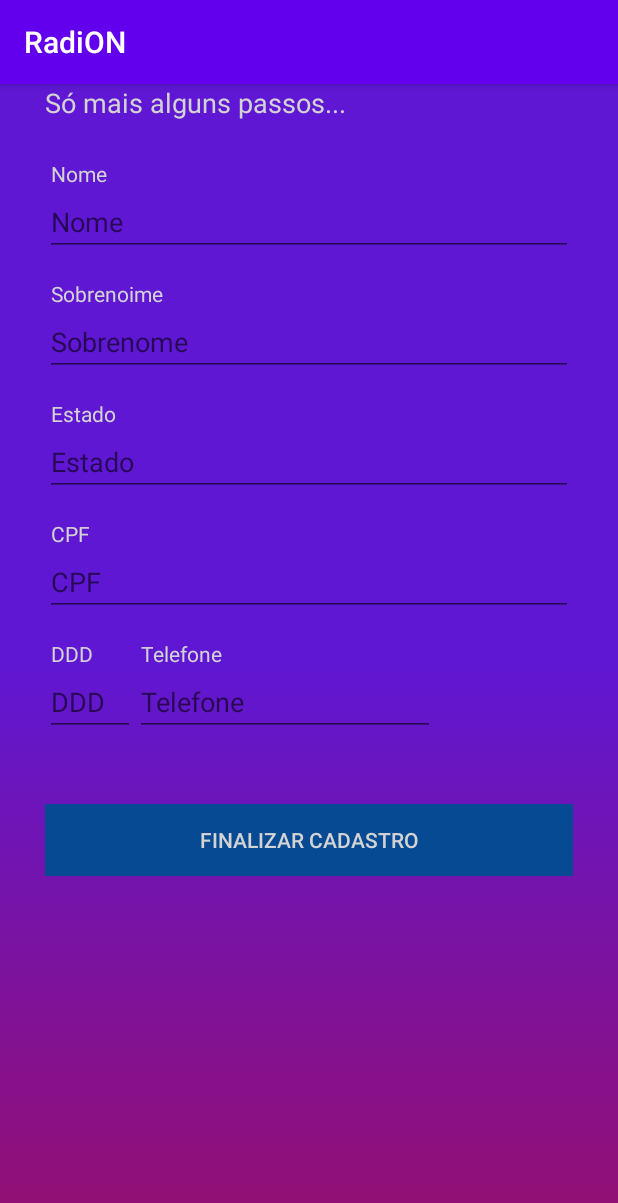
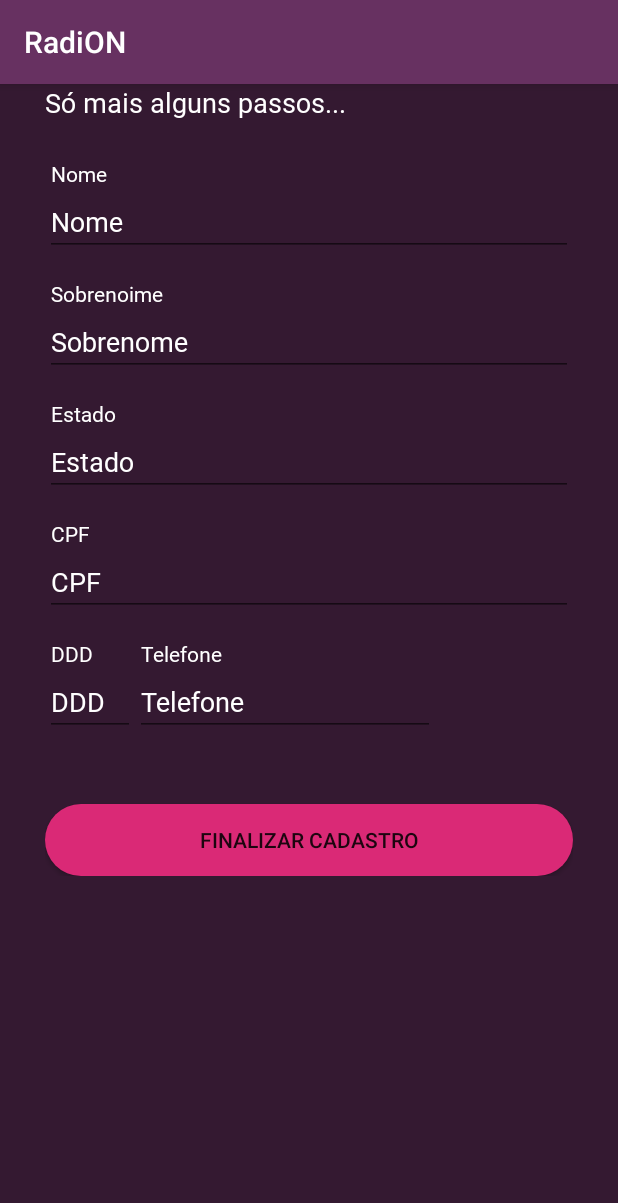
Before and after one commit to InfnetDAPB2020T1/PB-WLTA, an Android app: the ComplementoCadastroFragment screen opened through its navigation route, on a phone screen of 412 x 824 dp. Shown: the top 1203 px of the screen. Run offline under Robolectric (Android 15) with nearby library versions, the phone set to English and light mode, and no system bars.

Commit message:
Designer na tela de login e cadastro

```diff
--- a/app/src/main/java/com/example/pb_android_radion/Fragment/PerfilFragment.kt
+++ b/app/src/main/java/com/example/pb_android_radion/Fragment/PerfilFragment.kt
@@ -32,6 +32,5 @@ class PerfilFragment : Fragment() {
 
         textViewApelidoPerfil.text = usuarioViewModel.usuarioLogadoApelido
         textViewNomePerfil.text = usuarioViewModel.usuarioLogadoNome
-
     }
 }
--- /dev/null
+++ b/app/src/main/res/drawable/button.xml
@@ -0,0 +1,9 @@
+<?xml version="1.0" encoding="utf-8"?>
+<shape android:shape="rectangle" xmlns:android="http://schemas.android.com/apk/res/android">
+
+    <corners android:radius="50sp"></corners>
+    <solid android:color="@color/rosaEscuro"></solid>
+
+
+
+</shape>
--- a/app/src/main/res/layout/fragment_complemento_cadastro.xml
+++ b/app/src/main/res/layout/fragment_complemento_cadastro.xml
@@ -4,7 +4,7 @@
     xmlns:tools="http://schemas.android.com/tools"
     android:layout_width="match_parent"
     android:layout_height="match_parent"
-    android:background="@drawable/degrade_login"
+    android:background="@color/fundoLogin"
     tools:context=".Fragment.ComplementoCadastroFragment">
 
     <androidx.constraintlayout.widget.ConstraintLayout
@@ -42,7 +42,8 @@
                     android:layout_width="wrap_content"
                     android:layout_height="wrap_content"
                     android:text="Só mais alguns passos..."
-                    android:textColor="@color/textos"
+                    android:fontFamily="@font/bold"
+                    android:textColor="@color/boxText"
                     android:textSize="18sp" />
 
                 <TextView
@@ -52,8 +53,8 @@
                     android:layout_marginLeft="4dp"
                     android:layout_marginTop="25dp"
                     android:text="Nome"
-                    android:textColor="@color/boxTextLogin"
-                    android:textColorLink="@color/boxTextLogin" />
+                    android:fontFamily="@font/bold"
+                    android:textColor="@color/boxText"/>
 
                 <EditText
                     android:id="@+id/boxNomeCadastro"
@@ -62,8 +63,11 @@
                     android:ems="10"
                     android:hint="Nome"
                     android:inputType="textPersonName"
-                    android:textColor="@color/textos"
-                    android:textColorLink="@color/colorAccent" />
+                    android:fontFamily="@font/bold"
+                    android:textColor="@color/branco"
+                    android:textColorHighlight="#FFFFFF"
+                    android:textColorHint="#FFFFFF"
+                    android:textColorLink="@color/branco" />
 
                 <TextView
                     android:id="@+id/textSobrenomeCadastro"
@@ -72,8 +76,8 @@
                     android:layout_marginLeft="4dp"
                     android:layout_marginTop="15dp"
                     android:text="Sobrenoime"
-                    android:textColor="@color/boxTextLogin"
-                    android:textColorLink="@color/boxTextLogin" />
+                    android:fontFamily="@font/bold"
+                    android:textColor="@color/boxText" />
 
                 <EditText
                     android:id="@+id/boxSobrenomeCadastro"
@@ -82,8 +86,11 @@
                     android:ems="10"
                     android:hint="Sobrenome"
                     android:inputType="textPersonName"
-                    android:textColor="@color/textos"
-                    android:textColorLink="@color/colorAccent" />
+                    android:fontFamily="@font/bold"
+                    android:textColor="@color/branco"
+                    android:textColorHighlight="#FFFFFF"
+                    android:textColorHint="#FFFFFF"
+                    android:textColorLink="@color/branco" />
 
                 <TextView
                     android:id="@+id/textEstadoCadastro"
@@ -91,19 +98,22 @@
                     android:layout_height="wrap_content"
                     android:layout_marginLeft="4dp"
                     android:layout_marginTop="15dp"
+                    android:fontFamily="@font/bold"
                     android:text="Estado"
-                    android:textColor="@color/boxTextLogin"
-                    android:textColorLink="@color/boxTextLogin" />
+                    android:textColor="@color/boxText" />
 
                 <EditText
                     android:id="@+id/boxEstadoCadastro"
+                    android:fontFamily="@font/bold"
                     android:layout_width="match_parent"
                     android:layout_height="wrap_content"
                     android:ems="10"
                     android:hint="Estado"
                     android:inputType="textPersonName"
-                    android:textColor="@color/textos"
-                    android:textColorLink="@color/colorAccent" />
+                    android:textColor="@color/branco"
+                    android:textColorHighlight="#FFFFFF"
+                    android:textColorHint="#FFFFFF"
+                    android:textColorLink="@color/branco" />
 
                 <TextView
                     android:id="@+id/textCPFCadastro"
@@ -112,8 +122,8 @@
                     android:layout_marginLeft="4dp"
                     android:layout_marginTop="15dp"
                     android:text="CPF"
-                    android:textColor="@color/boxTextLogin"
-                    android:textColorLink="@color/boxTextLogin" />
+                    android:fontFamily="@font/bold"
+                    android:textColor="@color/boxText" />
 
                 <EditText
                     android:id="@+id/boxCpf"
@@ -122,8 +132,11 @@
                     android:ems="10"
                     android:hint="CPF"
                     android:inputType="textPersonName"
-                    android:textColor="@color/textos"
-                    android:textColorLink="@color/colorAccent" />
+                    android:fontFamily="@font/bold"
+                    android:textColor="@color/branco"
+                    android:textColorHighlight="#FFFFFF"
+                    android:textColorHint="#FFFFFF"
+                    android:textColorLink="@color/branco" />
 
                 <LinearLayout
                     android:layout_width="match_parent"
@@ -137,8 +150,8 @@
                         android:layout_marginLeft="4dp"
                         android:layout_marginTop="15dp"
                         android:text="DDD"
-                        android:textColor="@color/boxTextLogin"
-                        android:textColorLink="@color/boxTextLogin" />
+                        android:fontFamily="@font/bold"
+                        android:textColor="@color/boxText" />
 
                     <TextView
                         android:id="@+id/textTelefoneCadastro"
@@ -147,8 +160,8 @@
                         android:layout_marginLeft="4dp"
                         android:layout_marginTop="15dp"
                         android:text="Telefone"
-                        android:textColor="@color/boxTextLogin"
-                        android:textColorLink="@color/boxTextLogin" />
+                        android:fontFamily="@font/bold"
+                        android:textColor="@color/boxText" />
                 </LinearLayout>
 
                 <LinearLayout
@@ -163,8 +176,11 @@
                         android:ems="10"
                         android:hint="DDD"
                         android:inputType="textPersonName"
-                        android:textColor="@color/textos"
-                        android:textColorLink="@color/colorAccent" />
+                        android:fontFamily="@font/bold"
+                        android:textColor="@color/branco"
+                        android:textColorHighlight="#FFFFFF"
+                        android:textColorHint="#FFFFFF"
+                        android:textColorLink="@color/branco" />
 
                     <EditText
                         android:id="@+id/boxTelefoneCadastro"
@@ -173,8 +189,11 @@
                         android:ems="10"
                         android:hint="Telefone"
                         android:inputType="textPersonName"
-                        android:textColor="@color/textos"
-                        android:textColorLink="@color/colorAccent" />
+                        android:fontFamily="@font/bold"
+                        android:textColor="@color/branco"
+                        android:textColorHighlight="#FFFFFF"
+                        android:textColorHint="#FFFFFF"
+                        android:textColorLink="@color/branco" />
                 </LinearLayout>
 
                 <Button
@@ -182,9 +201,8 @@
                     android:layout_width="match_parent"
                     android:layout_height="wrap_content"
                     android:layout_marginTop="45dp"
-                    android:background="@color/botao"
-                    android:text="Finalizar cadastro"
-                    android:textColor="@color/textos" />
+                    android:background="@drawable/button"
+                    android:text="Finalizar cadastro"/>
 
             </LinearLayout>
         </ScrollView>
--- a/app/src/main/res/values/colors.xml
+++ b/app/src/main/res/values/colors.xml
@@ -1,9 +1,13 @@
 <?xml version="1.0" encoding="utf-8"?>
 <resources>
-    <color name="colorPrimary">#6200EE</color>
+    <color name="colorPrimary">#673161</color>
     <color name="colorPrimaryDark">#3700B3</color>
     <color name="colorAccent">#03DAC5</color>
-    <color name="boxTextLogin">#D3D3D3</color>
+    <color name="boxText">#FFFFFF</color>
     <color name="textos">#D3D3D3</color>
+    <color name="branco">#FFFFFF</color>
     <color name="botao">#054A93</color>
+    <color name="fundoLogin">#341931</color>
+    <color name="rosaEscuro">#DA2976</color>
+    <color name="rosaClaro">#C80C51</color>
 </resources>
```
Also changed, not shown: app/src/main/res/layout/fragment_cadastro.xml (+26 -16 lines), app/src/main/res/layout/fragment_login.xml (+23 -12 lines).
